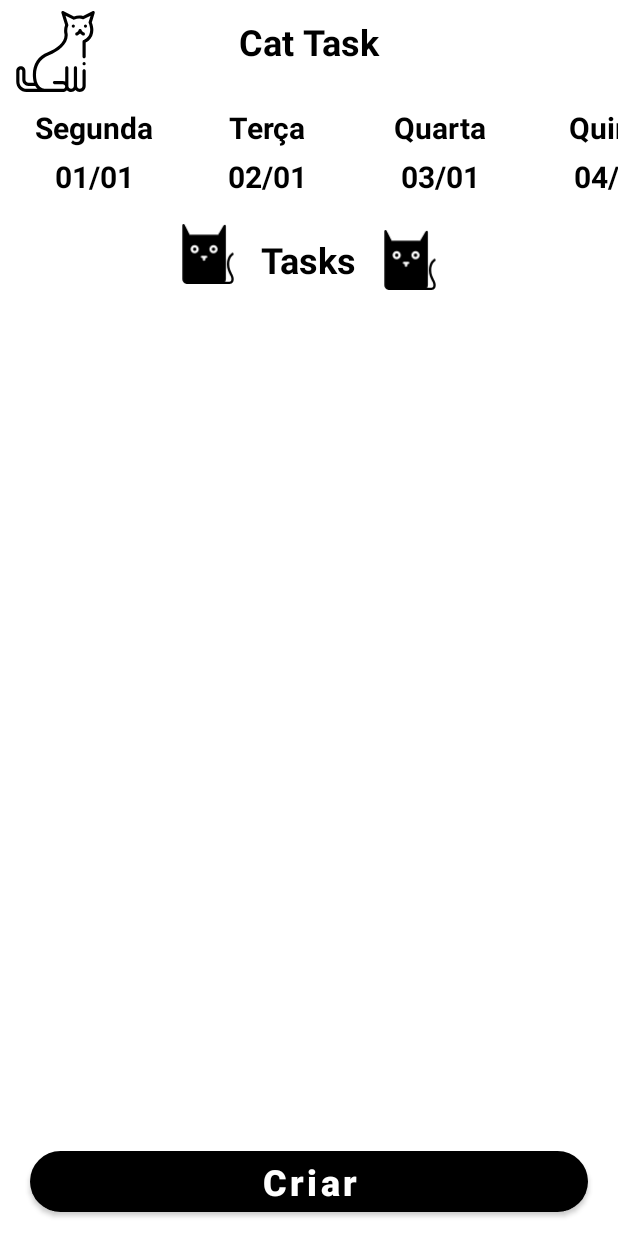
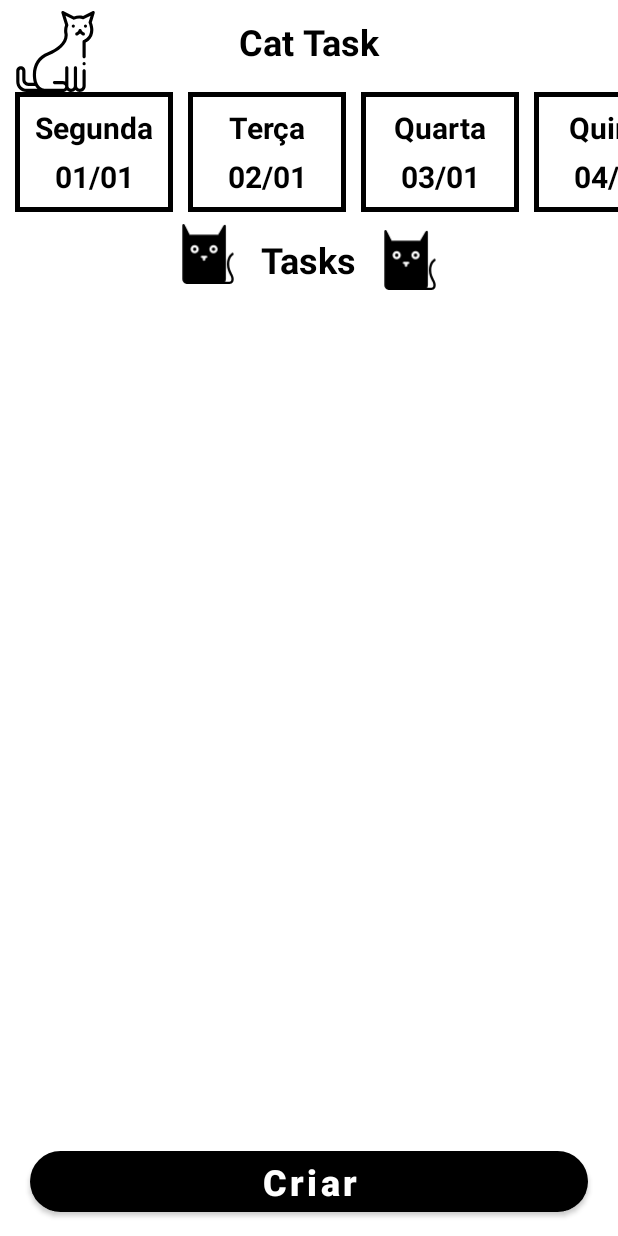
Before and after one commit to Samuel-Ricardo/Cat-Tasks, an Android app: the Home screen opened directly, with no data from a screen before it, on a phone screen of 412 x 824 dp. Run offline under Robolectric (Android 15) with nearby library versions, the phone set to English and light mode, and no system bars.

Commit message:
Update: ViewHolder - date day

```diff
--- a/app/src/main/java/com/study/kotlin/cattastk/presenter/adapter/date/viewholder/DateDayViewHolder.kt
+++ b/app/src/main/java/com/study/kotlin/cattastk/presenter/adapter/date/viewholder/DateDayViewHolder.kt
@@ -1,7 +1,9 @@
 package com.study.kotlin.cattastk.presenter.adapter.date.viewholder
 
 import android.graphics.Color
+import android.graphics.drawable.Drawable
 import androidx.recyclerview.widget.RecyclerView
+import com.study.kotlin.cattastk.R
 import com.study.kotlin.cattastk.databinding.DateDayBinding
 import com.study.kotlin.cattastk.domain.model.Date
 
@@ -14,19 +16,24 @@ class DateDayViewHolder(
 
         if(isSelected) setDarkTheme() else setLightTheme()
 
-        binding.dateTitle.text = item.getWeekBraziliamName()
-        binding.dateDay.text = item.formatSimpleDate()
+        binding.lblDateTitle.text = item.getWeekBraziliamName()
+        binding.lblDateDay.text = item.formatSimpleDate()
+
+        itemView.setOnClickListener {
+            it.isSelected = !it.isSelected
+            this@DateDayViewHolder.bind(item, it.isSelected)
+        }
     }
 
     private fun setDarkTheme() {
         binding.dateDayBackground.setBackgroundColor(Color.BLACK)
-        binding.dateDay.setTextColor(Color.WHITE)
-        binding.dateTitle.setTextColor(Color.WHITE)
+        binding.lblDateDay.setTextColor(Color.WHITE)
+        binding.lblDateTitle.setTextColor(Color.WHITE)
     }
 
     private fun setLightTheme() {
-        binding.dateDayBackground.setBackgroundColor(Color.WHITE)
-        binding.dateDay.setTextColor(Color.BLACK)
-        binding.dateTitle.setTextColor(Color.BLACK)
+        binding.dateDayBackground.setBackgroundResource(R.drawable.border_black)
+        binding.lblDateDay.setTextColor(Color.BLACK)
+        binding.lblDateTitle.setTextColor(Color.BLACK)
     }
 }
--- a/app/src/main/java/com/study/kotlin/cattastk/presenter/adapter/task/TaskAdapter.kt
+++ b/app/src/main/java/com/study/kotlin/cattastk/presenter/adapter/task/TaskAdapter.kt
@@ -29,7 +29,7 @@ class TaskAdapter(val selectedDay:Date): ListAdapter<Task,TaskViewHolder>(DiffCa
 
         if(
             selectedDay.month == itemDate.month
-            &&
+                &&
             selectedDay.day == itemDate.day
         ){
             holder.bind(item)
--- a/app/src/main/res/layout/date_day.xml
+++ b/app/src/main/res/layout/date_day.xml
@@ -10,7 +10,7 @@
     xmlns:tools="http://schemas.android.com/tools">
 
     <TextView
-        android:id="@+id/date_title"
+        android:id="@+id/lbl_date_title"
         style="@style/title_h2"
         android:layout_width="wrap_content"
         android:layout_height="wrap_content"
@@ -21,7 +21,7 @@
         tools:text="Terça" />
 
     <TextView
-        android:id="@+id/date_day"
+        android:id="@+id/lbl_date_day"
         style="@style/title_h2"
         android:layout_width="wrap_content"
         android:layout_height="wrap_content"
@@ -29,7 +29,7 @@
         android:layout_marginTop="5dp"
         app:layout_constraintEnd_toEndOf="parent"
         app:layout_constraintStart_toStartOf="parent"
-        app:layout_constraintTop_toBottomOf="@+id/date_title"
+        app:layout_constraintTop_toBottomOf="@+id/lbl_date_title"
         tools:text="28/12" />
 
 </androidx.constraintlayout.widget.ConstraintLayout>
```
